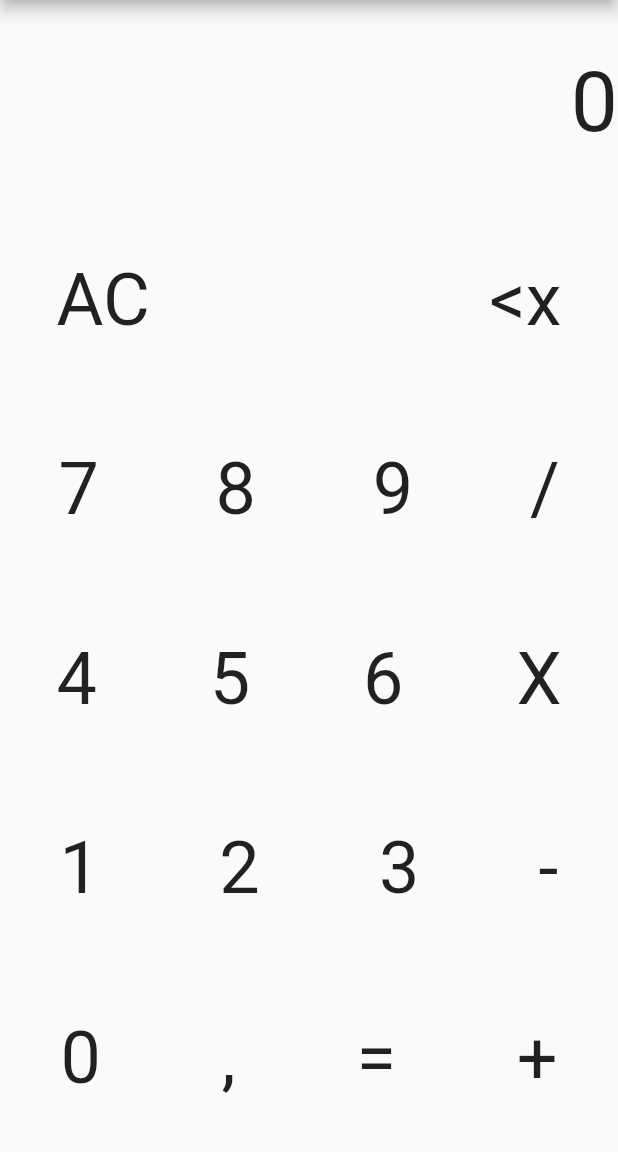
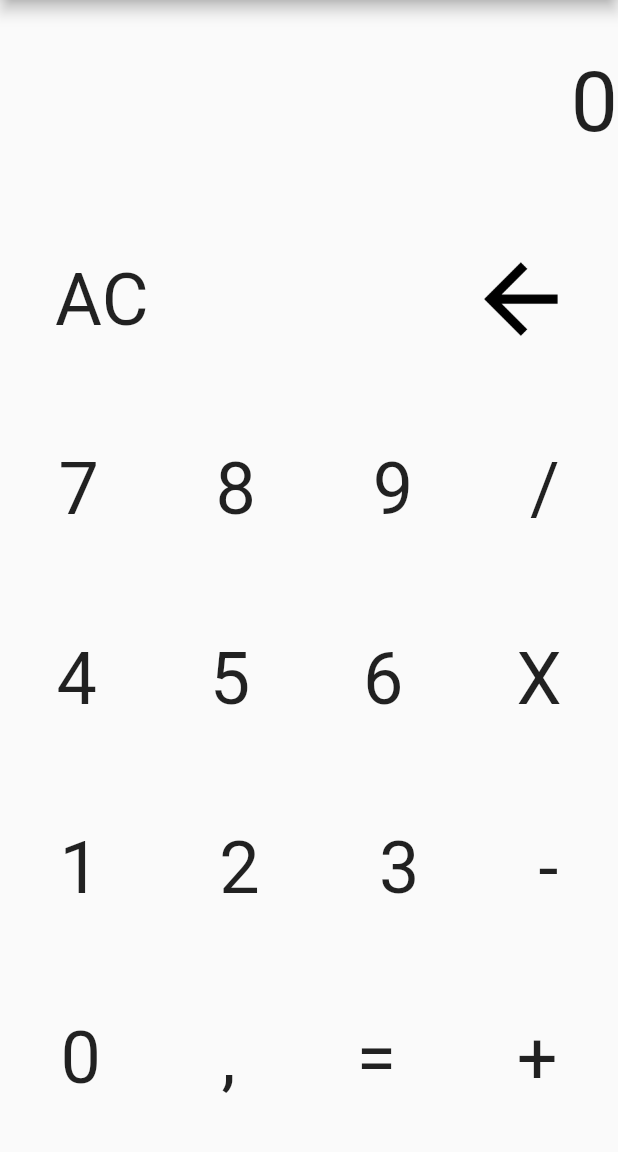
Before and after one commit to ThalesJoazeiro/Flutter-Projects, a Flutter app: the screen it shows after launch, item 2 of the bottom bar chosen, after a tap on "AC", on a phone screen of 412 x 824 dp, the part 84-1236 px from its top. Run offline on Flutter 3.47's test engine with Material 2 defaults, Android fonts, the phone set to English and light mode, and no system bars.

Commit message:
Calculadora

```diff
--- a/devel/calculadora/lib/main.dart
+++ b/devel/calculadora/lib/main.dart
@@ -40,8 +40,9 @@ class _MyAppState extends State<MyApp> {
             int numeroInt = int.parse(numero);
             numero = numeroInt.toString();
           }
-          numero = numero.replaceAll('.', ',');
         });
+
+        numero = numero.replaceAll('.', ',');
         break;
 
       case '+':
@@ -58,9 +59,13 @@ class _MyAppState extends State<MyApp> {
       case '=':
         double resultado = 0.0;
 
+        numero = numero.replaceAll(',', '.');
+
         if (operacao == '/') {
           if (double.parse(numero) * 1 == 0) {
-            print('ERRO!');
+            setState(() {
+              numero = '0';
+            });
             return;
           }
         }
@@ -94,15 +99,16 @@ class _MyAppState extends State<MyApp> {
             numero = resultado.toString();
           });
         }
+
+        numero = numero.replaceAll('.', ',');
         break;
 
       case '<x':
-      setState(() {
-        if (numero.length > 0){
-          numero = numero.substring(0, numero.length - 1);
-        }
-      });
-
+        setState(() {
+          if (numero.length > 0) {
+            numero = numero.substring(0, numero.length - 1);
+          }
+        });
         break;
 
       case 'AC':
@@ -154,10 +160,7 @@ class _MyAppState extends State<MyApp> {
                 Text(''),
                 GestureDetector(
                   onTap: () => calcular('<x'),
-                  child: Text(
-                    '<x',
-                    style: TextStyle(fontSize: 48),
-                  ),
+                  child: Image.asset('assets/images/arrow-back.png', width: 56, height: 56,),
                 ),
               ],
             ),
--- a/devel/calculadora/pubspec.yaml
+++ b/devel/calculadora/pubspec.yaml
@@ -64,6 +64,10 @@ flutter:
   #   - images/a_dot_burr.jpeg
   #   - images/a_dot_ham.jpeg
 
+  assets:
+    - assets/images/arrow-back.png
+
+
   # An image asset can refer to one or more resolution-specific "variants", see
   # https://flutter.dev/assets-and-images/#resolution-aware
 
```
Also changed, not shown: devel/calculadora/assets/images/arrow-back.png (added).
